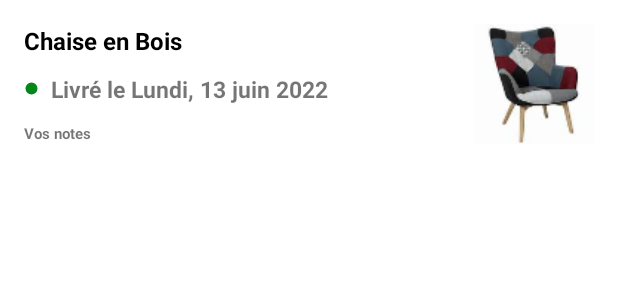
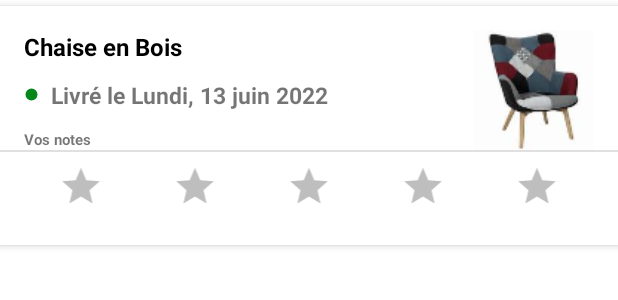
Before and after one commit to ady243/Mobilishop-Java, an Android app: the layout my_order_item_layout.xml on its own in the app's theme, with its tools: preview values and no code run, on a phone screen of 412 x 824 dp. Shown: the top 300 px of the screen. Run offline under Robolectric (Android 15) with nearby library versions, the light colour scheme and no system bars.

Commit message:
suite de l'ajout

```diff
--- a/app/src/main/res/layout/my_order_item_layout.xml
+++ b/app/src/main/res/layout/my_order_item_layout.xml
@@ -2,11 +2,15 @@
 <androidx.constraintlayout.widget.ConstraintLayout xmlns:android="http://schemas.android.com/apk/res/android"
     xmlns:app="http://schemas.android.com/apk/res-auto"
     xmlns:tools="http://schemas.android.com/tools"
+    android:layout_marginTop="4dp"
+    android:layout_marginBottom="4dp"
+    android:background="@color/white"
+    android:elevation="3dp"
     android:layout_width="match_parent"
-    android:layout_height="match_parent">
+    android:layout_height="wrap_content">
 
     <ImageView
-        android:id="@+id/imageView3"
+        android:id="@+id/product_image"
         android:layout_width="80dp"
         android:layout_height="80dp"
         android:layout_marginTop="16dp"
@@ -60,6 +64,79 @@
         android:text="Vos notes"
         android:textSize="10sp"
         android:textStyle="bold"
-        app:layout_constraintBottom_toBottomOf="@+id/imageView3"
+        app:layout_constraintBottom_toBottomOf="@+id/product_image"
         app:layout_constraintStart_toStartOf="parent" />
+
+    <View
+        android:id="@+id/rating_driver"
+        android:layout_width="0dp"
+        android:layout_height="1dp"
+        android:background="?android:attr/listDivider"
+        app:layout_constraintEnd_toEndOf="parent"
+        app:layout_constraintStart_toStartOf="parent"
+        app:layout_constraintTop_toBottomOf="@+id/product_image" />
+
+    <LinearLayout
+        android:id="@+id/rate_now_container"
+        android:layout_width="0dp"
+        android:layout_height="wrap_content"
+        android:layout_marginStart="16dp"
+        android:layout_marginEnd="16dp"
+        android:layout_marginBottom="16dp"
+        android:orientation="horizontal"
+        app:layout_constraintBottom_toBottomOf="parent"
+        app:layout_constraintEnd_toEndOf="parent"
+        app:layout_constraintStart_toStartOf="parent"
+        app:layout_constraintTop_toBottomOf="@+id/rating_driver">
+
+        <ImageView
+            android:id="@+id/imageView9"
+            android:layout_width="match_parent"
+            android:layout_height="30dp"
+            android:layout_marginTop="8dp"
+            android:layout_marginBottom="8dp"
+            android:layout_weight="1"
+            app:srcCompat="@drawable/ic_baseline_star_24"
+            app:tint="#bebebe" />
+
+        <ImageView
+            android:id="@+id/imageView10"
+            android:layout_width="match_parent"
+            android:layout_height="30dp"
+            android:layout_marginTop="8dp"
+            android:layout_marginBottom="8dp"
+            android:layout_weight="1"
+            app:srcCompat="@drawable/ic_baseline_star_24"
+            app:tint="#bebebe" />
+
+        <ImageView
+            android:id="@+id/imageView11"
+            android:layout_width="match_parent"
+            android:layout_height="30dp"
+            android:layout_marginTop="8dp"
+            android:layout_marginBottom="8dp"
+            android:layout_weight="1"
+            app:srcCompat="@drawable/ic_baseline_star_24"
+            app:tint="#bebebe" />
+
+        <ImageView
+            android:id="@+id/imageView12"
+            android:layout_width="match_parent"
+            android:layout_height="30dp"
+            android:layout_marginTop="8dp"
+            android:layout_marginBottom="8dp"
+            android:layout_weight="1"
+            app:srcCompat="@drawable/ic_baseline_star_24"
+            app:tint="#bebebe" />
+
+        <ImageView
+            android:id="@+id/imageView13"
+            android:layout_width="match_parent"
+            android:layout_height="30dp"
+            android:layout_marginTop="8dp"
+            android:layout_marginBottom="8dp"
+            android:layout_weight="1"
+            app:srcCompat="@drawable/ic_baseline_star_24"
+            app:tint="#bebebe" />
+    </LinearLayout>
 </androidx.constraintlayout.widget.ConstraintLayout>
```
